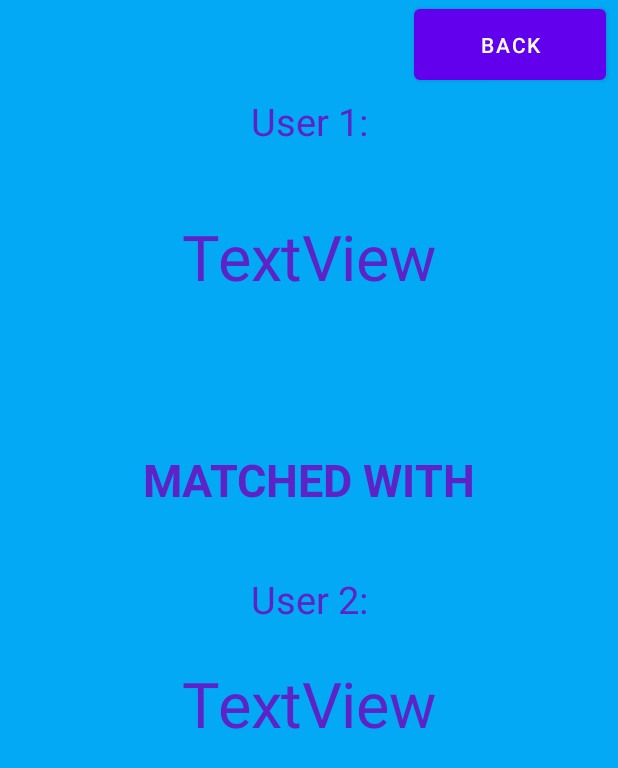
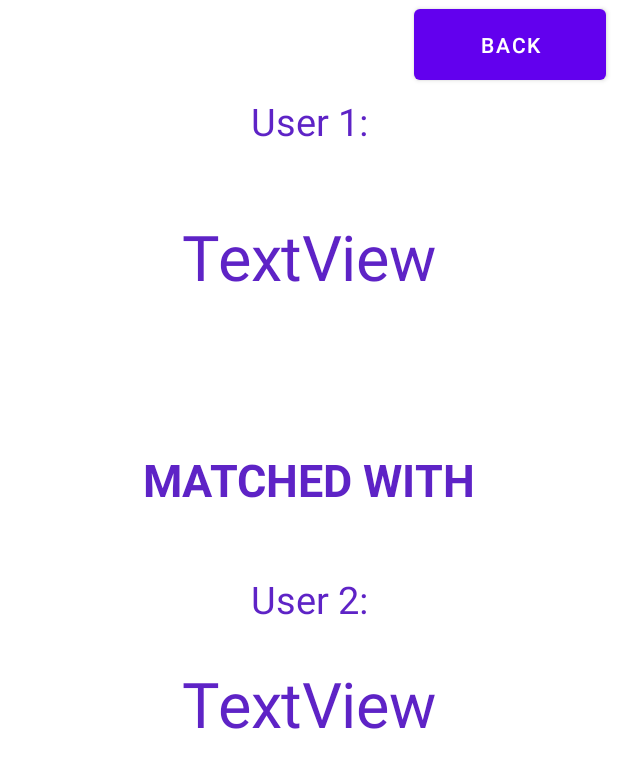
Before and after one commit to WSU-4110/GymBuddy, an Android app: the layout matching.xml on its own in the app's theme, with its tools: preview values and no code run, on a phone screen of 412 x 824 dp. Shown: the top 768 px of the screen. Run offline under Robolectric (Android 15) with nearby library versions, the phone set to English and light mode, and no system bars; Roboto replaces fonts that are not available here.

Commit message:
Changed color scheme

```diff
--- a/app/src/main/res/layout/matching.xml
+++ b/app/src/main/res/layout/matching.xml
@@ -4,7 +4,6 @@
     xmlns:tools="http://schemas.android.com/tools"
     android:layout_width="match_parent"
     android:layout_height="match_parent"
-    android:background="#03A9F4"
     tools:context=".Matching">
 
     <TextView
```
